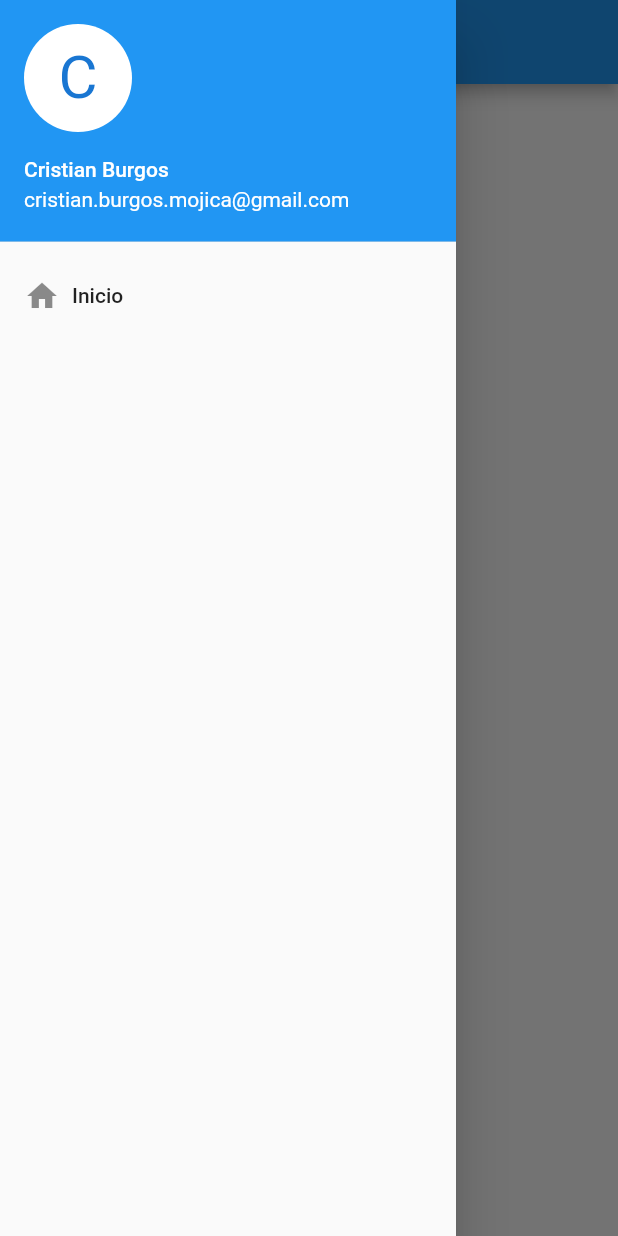
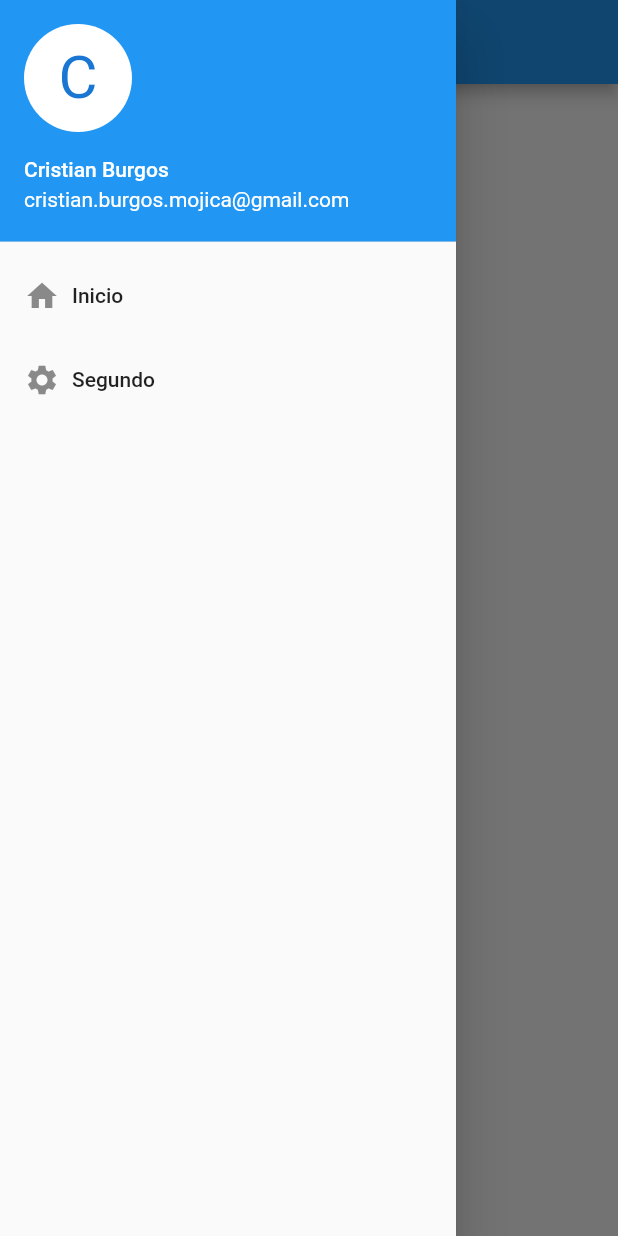
Before and after one commit to CristianAlexisBurgos/flutter-navigator, a Flutter app: the screen it shows after launch, with the side drawer open, on a phone screen of 412 x 824 dp. Run offline on Flutter 3.47's test engine with Material 2 defaults, Android fonts, the phone set to English and light mode, and no system bars; our stand-ins replace flutter_hooks; network calls fail.

Commit message:
Navigation example completed

```diff
--- a/lib/main.dart
+++ b/lib/main.dart
@@ -19,6 +19,7 @@ class MyApp extends StatelessWidget {
         ChangeNotifierProvider(create: (_) => FrequentPaymentProvider()),
       ],
       child: MaterialApp(
+        debugShowCheckedModeBanner: false,
         title: 'Flutter Demo App Fassil',
         theme: ThemeData(
           primarySwatch: Colors.blue,
--- a/lib/src/app/main/dashboard/ui/screens/Dahboard_screen.dart
+++ b/lib/src/app/main/dashboard/ui/screens/Dahboard_screen.dart
@@ -11,13 +11,9 @@ class _DashboardScreenState extends State<DashboardScreen> {
   @override
   Widget build(BuildContext context) {
     return Scaffold(
-      appBar: AppBar(
-        title: Text('Inicio'),
-      ),
       body: Container(
         child: Text('Dashboard Screen'),
       ),
-      drawer: DrawerWidget(),
     );
   }
 }
--- a/lib/src/app/main/dashboard/ui/widgets/dashboard_navigator_widget.dart
+++ b/lib/src/app/main/dashboard/ui/widgets/dashboard_navigator_widget.dart
@@ -1,11 +1,14 @@
 import 'package:app_movil/src/app/main/dashboard/ui/screens/Dahboard_screen.dart';
 import 'package:flutter/cupertino.dart';
 import 'package:flutter/material.dart';
+
+final GlobalKey<NavigatorState> dashboardNavigatorKey = GlobalKey();
 
 class DashboardNavigatorWidget extends StatelessWidget {
   @override
   Widget build(BuildContext context) {
     return Navigator(
+      key: dashboardNavigatorKey,
       initialRoute: '/',
       onGenerateRoute: (RouteSettings settings) {
         switch (settings.name) {
--- a/lib/src/app/main/main_navigator.dart
+++ b/lib/src/app/main/main_navigator.dart
@@ -1,21 +1,102 @@
-import 'package:app_movil/src/app/main/dashboard/ui/widgets/dashboard_navigator_widget.dart';
+import 'package:app_movil/src/app/main/dashboard/ui/screens/Dahboard_screen.dart';
+import 'package:app_movil/src/app/main/special_payment/ui/screens/Frequent_payment_screen.dart';
 import 'package:flutter/cupertino.dart';
 import 'package:flutter/material.dart';
 
-class MainNavigatorWidget extends StatelessWidget {
+class MainNavigatorWidget extends StatefulWidget {
+  @override
+  _MainNavigatorWidgetState createState() => _MainNavigatorWidgetState();
+}
+
+class _MainNavigatorWidgetState extends State<MainNavigatorWidget> {
+  var _mainNavigatorKey = GlobalKey<NavigatorState>();
+  var _seconNavigatorKey = GlobalKey<NavigatorState>();
+  int _currentIndex = 0;
+
   @override
   Widget build(BuildContext context) {
-    return Navigator(
-      initialRoute: '/',
-      onGenerateRoute: (RouteSettings settings) {
-        WidgetBuilder builder;
-        switch (settings.name) {
-          case '/':
-            builder = (BuildContext _) => DashboardNavigatorWidget();
-            break;
-        }
-        return MaterialPageRoute(builder: builder, settings: settings);
-      },
+    return Scaffold(
+      appBar: AppBar(
+        title: Text('Titulo'),
+      ),
+      body: IndexedStack(
+        index: _currentIndex,
+        children: [
+          Navigator(
+            key: _mainNavigatorKey,
+            onGenerateRoute: (route) => MaterialPageRoute(
+              settings: route,
+              builder: (route) => DashboardScreen(),
+            ),
+          ),
+          Navigator(
+            key: _seconNavigatorKey,
+            onGenerateRoute: (route) => MaterialPageRoute(
+              settings: route,
+              builder: (route) => FrequentPaymentScreen(),
+            ),
+          ),
+        ],
+      ),
+      drawer: Drawer(
+        child: ListView(
+          padding: EdgeInsets.zero,
+          children: [
+            _createDrawerHeader(),
+            _createDrawerItem(
+              icon: Icons.home,
+              text: 'Inicio',
+              onTap: () {
+                Navigator.pop(context);
+                _mainNavigatorKey.currentState
+                    .popUntil((route) => route.isFirst);
+                setState(() => _currentIndex = 0);
+              },
+            ),
+            _createDrawerItem(
+              icon: Icons.settings,
+              text: 'Segundo',
+              onTap: () {
+                Navigator.pop(context);
+                _seconNavigatorKey.currentState
+                    .popUntil((route) => route.isFirst);
+                setState(() => _currentIndex = 1);
+              },
+            ),
+          ],
+        ),
+      ),
+    );
+  }
+
+  Widget _createDrawerHeader() {
+    return UserAccountsDrawerHeader(
+      accountName: Text('Cristian Burgos'),
+      accountEmail: Text('cristian.burgos.mojica@gmail.com'),
+      currentAccountPicture: CircleAvatar(
+        backgroundColor: Colors.white,
+        child: Text(
+          'C',
+          style: TextStyle(fontSize: 40.0),
+        ),
+      ),
+      decoration: BoxDecoration(color: Colors.blue),
+    );
+  }
+
+  Widget _createDrawerItem(
+      {IconData icon, String text, GestureTapCallback onTap}) {
+    return ListTile(
+      title: Row(
+        children: [
+          Icon(icon),
+          Padding(
+            padding: EdgeInsets.only(left: 8.0),
+            child: Text(text),
+          ),
+        ],
+      ),
+      onTap: onTap,
     );
   }
 }
```
Also changed, not shown: lib/src/app/main/special_payment/ui/screens/Frequent_payment_screen.dart (+6 -3 lines), lib/src/shared/ui/widgets/drawer_widget.dart (+18 -1 lines).
